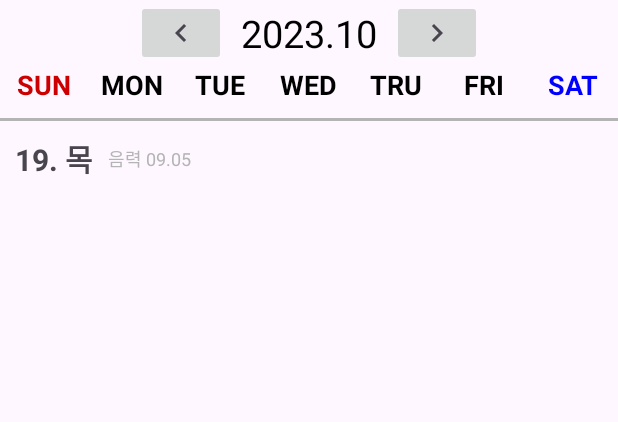
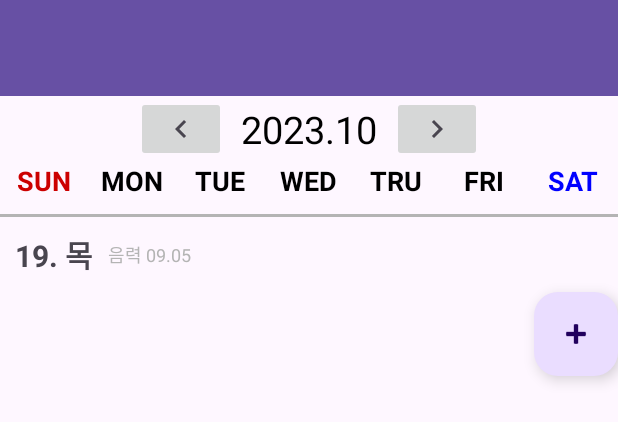
Before and after one commit to ParkSemin/Shared_Calender, an Android app: the layout activity_main.xml on its own in the app's theme, with its tools: preview values and no code run, on a phone screen of 412 x 824 dp. Shown: the top 422 px of the screen. Run offline under Robolectric (Android 15) with nearby library versions, the phone set to English and light mode, and no system bars.

Commit message:
merge_ver1

```diff
--- a/app/src/main/res/layout/activity_main.xml
+++ b/app/src/main/res/layout/activity_main.xml
@@ -1,11 +1,24 @@
 <?xml version="1.0" encoding="utf-8"?>
-<LinearLayout xmlns:android="http://schemas.android.com/apk/res/android"
+<androidx.drawerlayout.widget.DrawerLayout xmlns:android="http://schemas.android.com/apk/res/android"
     xmlns:app="http://schemas.android.com/apk/res-auto"
     xmlns:tools="http://schemas.android.com/tools"
+    android:id="@+id/drawer_layout"
+    android:layout_width="match_parent"
+    android:layout_height="match_parent"
+    android:fitsSystemWindows="true"
+    tools:openDrawer="start">
+
+<LinearLayout
     android:layout_width="match_parent"
     android:layout_height="match_parent"
     android:orientation="vertical"
-    tools:context="com.example.sharedcalendar.MainActivity">
+    tools:context=".MainActivity">
+
+    <androidx.appcompat.widget.Toolbar
+        android:id="@+id/toolbar"
+        android:layout_width="match_parent"
+        android:layout_height="?attr/actionBarSize"
+        android:background="?attr/colorPrimary" />
 
     <LinearLayout
         android:layout_width="match_parent"
@@ -151,6 +164,7 @@
             android:textSize="12dp"
             android:textColor="@color/lightGray" />
 
+
     </LinearLayout>
 
     <ScrollView
@@ -158,4 +172,21 @@
         android:layout_width="match_parent"
         android:layout_height="wrap_content" />
 
+    <com.google.android.material.floatingactionbutton.FloatingActionButton
+        android:id="@+id/fab"
+        android:layout_width="wrap_content"
+        android:layout_height="wrap_content"
+        android:layout_gravity="bottom|end"
+        android:src="@android:drawable/ic_input_add" />
+
 </LinearLayout>
+    <com.google.android.material.navigation.NavigationView
+        android:id="@+id/nav_view"
+        android:layout_width="wrap_content"
+        android:layout_height="match_parent"
+        android:layout_gravity="start"
+        android:fitsSystemWindows="true"
+        app:menu="@menu/menu_list"
+        app:headerLayout="@layout/header" />
+
+</androidx.drawerlayout.widget.DrawerLayout>
--- /dev/null
+++ b/app/src/main/res/menu/menu_list.xml
@@ -0,0 +1,12 @@
+<?xml version="1.0" encoding="utf-8"?>
+<menu xmlns:android="http://schemas.android.com/apk/res/android">
+    <item
+        android:id="@+id/menu_item1"
+        android:title="로그인 정보" />
+    <item
+        android:id="@+id/menu_item2"
+        android:title="로그아웃" />
+    <item
+        android:id="@+id/menu_item3"
+        android:title="메뉴 아이템 3" />
+</menu>
```
Also changed, not shown: app/src/main/res/drawable/baseline_density_medium_24.xml (added, +7 -0 lines), app/src/main/res/layout/header.xml (added, +18 -0 lines), app/src/main/res/menu/popup_menu.xml (added, +12 -0 lines).
